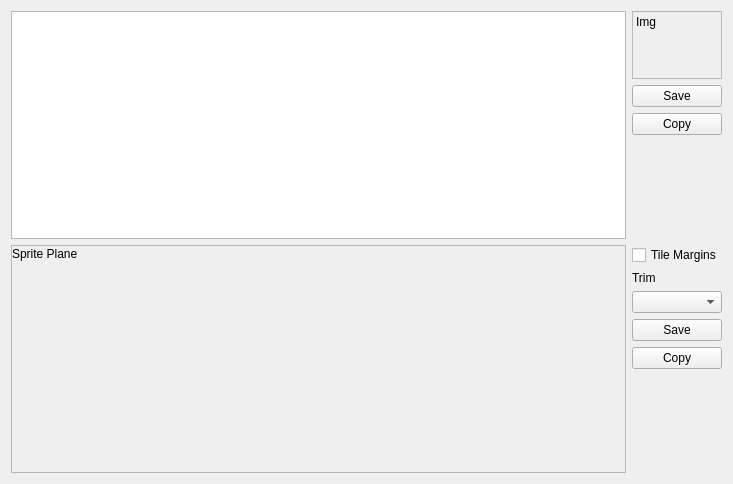
Above: qt/tabsprite.ui from Lupinzar/gssex before the change. Below: the same form after it.
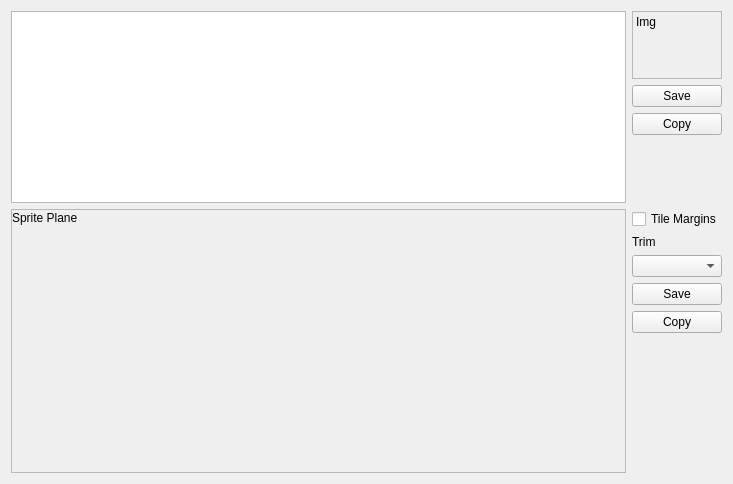
That is the form after the change. Icons and pictures are not drawn.

Commit message: Size adjustment

```diff
--- a/qt/tabsprite.ui
+++ b/qt/tabsprite.ui
@@ -92,6 +92,12 @@
    </item>
    <item row="1" column="0">
     <widget class="QScrollArea" name="plane_scroll">
+     <property name="sizePolicy">
+      <sizepolicy hsizetype="Expanding" vsizetype="Expanding">
+       <horstretch>0</horstretch>
+       <verstretch>1</verstretch>
+      </sizepolicy>
+     </property>
      <property name="minimumSize">
       <size>
        <width>320</width>
@@ -107,7 +113,7 @@
         <x>0</x>
         <y>0</y>
         <width>616</width>
-        <height>228</height>
+        <height>266</height>
        </rect>
       </property>
       <widget class="QLabel" name="plane_label">
```
The commit also changes 1 other file.
